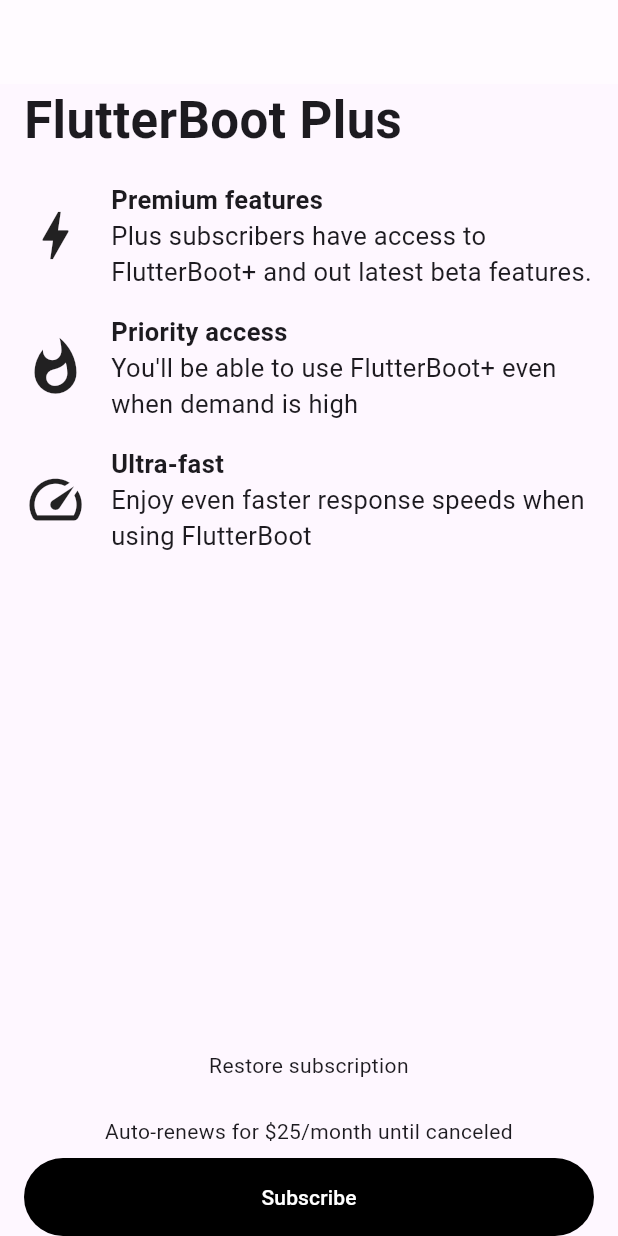
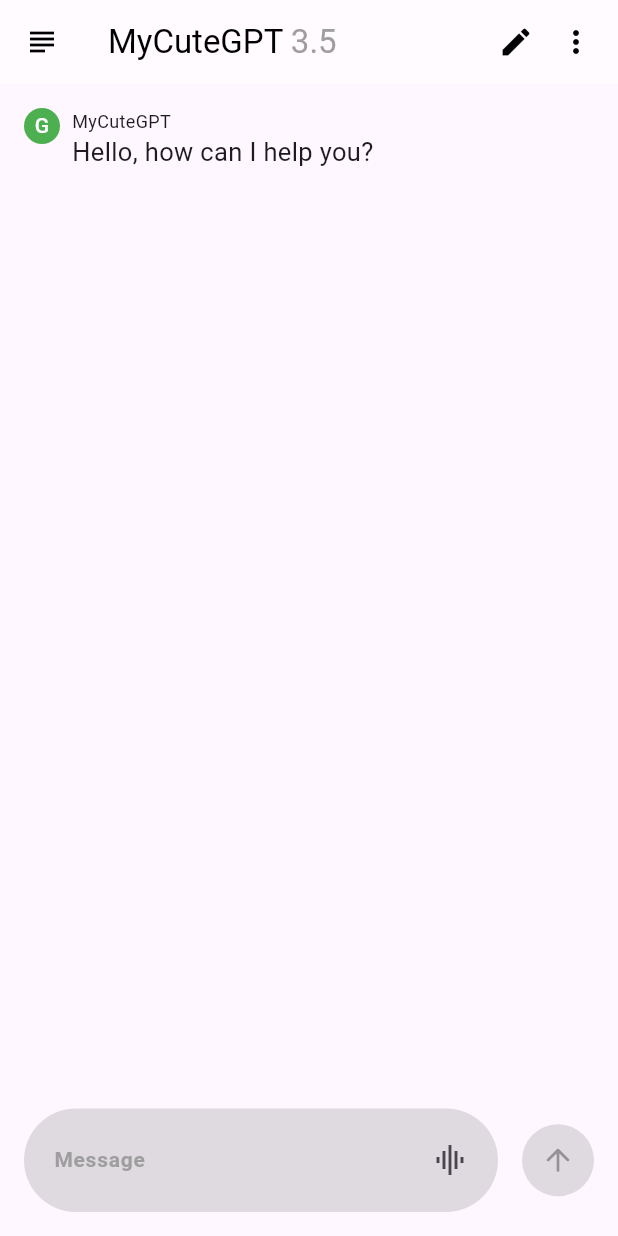
Before and after one commit to Urusung/flutter_boot_challenge, a Flutter app: the screen it shows after launch, on a phone screen of 412 x 824 dp. Run offline on Flutter 3.47's test engine with Material 3 defaults, Android fonts, the phone set to English and light mode, and no system bars.

Commit message:
feat: 플러터 부트 챌린지 1일차 심화 문제

```diff
--- a/lib/main.dart
+++ b/lib/main.dart
@@ -1,6 +1,7 @@
 import 'package:flutter/cupertino.dart';
 import 'package:flutter/material.dart';
 import 'package:flutter_boot_challenge/screens/flutter_boot_plus_screen.dart';
+import 'package:flutter_boot_challenge/screens/my_cute_gpt_screen.dart';
 import 'package:flutter_boot_challenge/screens/select_screen.dart';
 
 void main() {
@@ -9,7 +10,7 @@ void main() {
   runApp(
     const MaterialApp(
       debugShowCheckedModeBanner: false,
-      home: FlutterBootPlusScreen(),
+      home: MyCuteGPTScreen(),
     ),
   );
 }
--- a/lib/screens/flutter_boot_plus_screen.dart
+++ b/lib/screens/flutter_boot_plus_screen.dart
@@ -62,7 +62,6 @@ class FlutterBootPlusScreen extends StatelessWidget {
                   ),
                 ),
               ),
-              const Spacer(),
               const Text(
                 'Restore subscription',
                 textAlign: TextAlign.center,
--- /dev/null
+++ b/lib/screens/my_cute_gpt_screen.dart
@@ -0,0 +1,227 @@
+import 'package:flutter/cupertino.dart';
+import 'package:flutter/material.dart';
+
+class MyCuteGPTScreen extends StatefulWidget {
+  const MyCuteGPTScreen({super.key});
+
+  @override
+  State<MyCuteGPTScreen> createState() => _MyCuteGPTScreenState();
+}
+
+class _MyCuteGPTScreenState extends State<MyCuteGPTScreen> {
+  List chatList = [
+    const ChatWidget(
+        color: Colors.green,
+        profileName: 'G',
+        name: 'MyCuteGPT',
+        chat: 'Hello, how can I help you?'),
+  ];
+  final TextEditingController textController = TextEditingController();
+
+  @override
+  Widget build(BuildContext context) {
+    return Scaffold(
+      appBar: AppBar(
+        title: const Text.rich(
+          TextSpan(
+            children: [
+              TextSpan(
+                text: 'MyCuteGPT',
+                style: TextStyle(
+                  color: Colors.black,
+                ),
+              ),
+              TextSpan(
+                text: ' 3.5',
+                style: TextStyle(
+                  color: Colors.grey,
+                ),
+              ),
+            ],
+          ),
+        ),
+        actions: const [
+          Icon(
+            Icons.edit,
+            color: Colors.black,
+          ),
+          Padding(
+            padding: EdgeInsets.only(right: 16),
+          ),
+          Icon(
+            Icons.more_vert,
+            color: Colors.black,
+          ),
+          Padding(
+            padding: EdgeInsets.only(right: 16),
+          ),
+        ],
+        leading: const Icon(
+          Icons.subject,
+          color: Colors.black,
+        ),
+        automaticallyImplyLeading: false,
+        backgroundColor: const Color.fromARGB(255, 255, 251, 255),
+      ),
+      body: SafeArea(
+        child: Padding(
+          padding:
+              const EdgeInsets.only(left: 16.0, right: 16, bottom: 16, top: 16),
+          child: Column(
+            mainAxisAlignment: MainAxisAlignment.start,
+            crossAxisAlignment: CrossAxisAlignment.stretch,
+            children: [
+              Expanded(
+                child: ListView.builder(
+                    itemCount: chatList.length,
+                    itemBuilder: (context, index) {
+                      return chatList[index];
+                    }),
+              ),
+              Row(
+                children: [
+                  Expanded(
+                    child: TextField(
+                      controller: textController,
+                      decoration: InputDecoration(
+                        hintText: 'Message',
+                        hintStyle: const TextStyle(
+                          fontSize: 14,
+                          fontWeight: FontWeight.bold,
+                          color: Colors.grey,
+                        ),
+                        border: OutlineInputBorder(
+                          borderSide: BorderSide.none,
+                          borderRadius: BorderRadius.circular(48),
+                        ),
+                        suffixIcon: textController.text.isNotEmpty
+                            ? null
+                            : const Padding(
+                                padding: EdgeInsets.only(right: 16),
+                                child: Icon(Icons.graphic_eq),
+                              ),
+                        filled: true,
+                        fillColor: Colors.black12,
+                        contentPadding: const EdgeInsets.symmetric(
+                          vertical: 24,
+                          horizontal: 16,
+                        ),
+                      ),
+                      cursorColor: Colors.black,
+                      minLines: 1,
+                      maxLines: 8,
+                      onChanged: (value) => setState(() {}),
+                      style: const TextStyle(
+                        fontSize: 14,
+                        color: Colors.black,
+                      ),
+                    ),
+                  ),
+                  const Padding(padding: EdgeInsets.only(right: 16)),
+                  CircleAvatar(
+                    radius: 24,
+                    backgroundColor: textController.text.isNotEmpty
+                        ? Colors.black
+                        : Colors.black12,
+                    child: IconButton(
+                      onPressed: textController.value.text.isEmpty
+                          ? null
+                          : () {
+                              setState(() {
+                                chatList.add(
+                                  ChatWidget(
+                                    color: Colors.purple,
+                                    profileName: 'FC',
+                                    name: 'FlutterBoot',
+                                    chat: textController.value.text,
+                                  ),
+                                );
+                                chatList.add(
+                                  const ChatWidget(
+                                    color: Colors.green,
+                                    profileName: 'G',
+                                    name: 'MyCuteGPT',
+                                    chat:
+                                        'Actually, I don\'t have any features, but one day I\'ll grow up and become ChatGPT!',
+                                  ),
+                                );
+                              });
+
+                              textController.clear();
+                              FocusScope.of(context).unfocus();
+                            },
+                      icon: const Icon(
+                        Icons.arrow_upward_rounded,
+                      ),
+                      color: Colors.white,
+                    ),
+                  ),
+                ],
+              )
+            ],
+          ),
+        ),
+      ),
+    );
+  }
+}
+
+class ChatWidget extends StatelessWidget {
+  const ChatWidget({
+    required this.color,
+    required this.profileName,
+    required this.name,
+    required this.chat,
+    super.key,
+  });
+  final Color color;
+  final String profileName;
+  final String name;
+  final String chat;
+
+  @override
+  Widget build(BuildContext context) {
+    return Row(
+      mainAxisAlignment: MainAxisAlignment.start,
+      crossAxisAlignment: CrossAxisAlignment.start,
+      children: [
+        CircleAvatar(
+          radius: 12,
+          backgroundColor: color,
+          child: Center(
+            child: Text(
+              profileName,
+              style: const TextStyle(fontSize: 14, color: Colors.white),
+            ),
+          ),
+        ),
+        const Padding(padding: EdgeInsets.only(right: 8)),
+        Expanded(
+          child: Column(
+            mainAxisAlignment: MainAxisAlignment.start,
+            crossAxisAlignment: CrossAxisAlignment.start,
+            children: [
+              const Padding(padding: EdgeInsets.only(right: 8)),
+              Text(
+                name,
+                style: const TextStyle(
+                  fontSize: 12,
+                  overflow: TextOverflow.clip,
+                ),
+              ),
+              const Padding(padding: EdgeInsets.only(right: 16)),
+              Text(
+                chat,
+                style: const TextStyle(
+                  fontSize: 17,
+                ),
+                overflow: TextOverflow.clip,
+              ),
+              const Padding(padding: EdgeInsets.only(bottom: 16)),
+            ],
+          ),
+        ),
+      ],
+    );
+  }
+}
```
